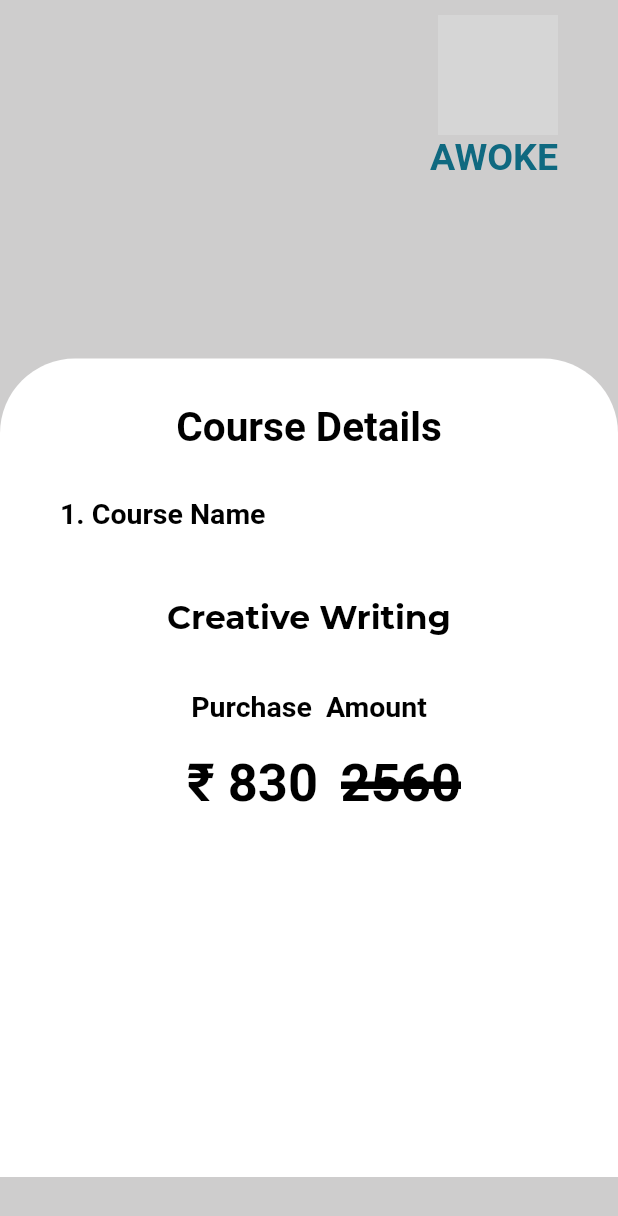
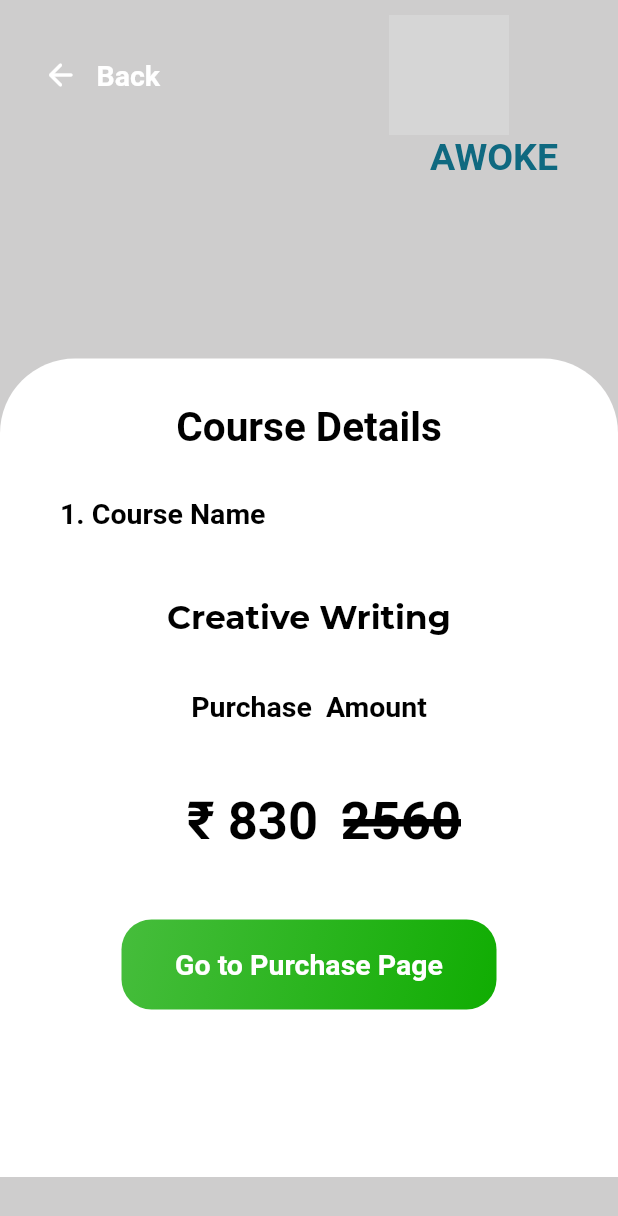
Before and after one commit to DeveloperAyushAntony/Ayush-s-Learning-App, a Flutter app: the CoursePage screen opened by its route, on a phone screen of 412 x 824 dp. Shown: the top 1216 px of the screen. Run offline on Flutter 3.47's test engine with Material 3 defaults, Android fonts, the phone set to English and light mode, and no system bars; our stand-ins replace carousel_slider, flutter_native_splash, flutter_otp_text_field, flutter_svg, google_fonts, lottie and 1 more; Roboto replaces fonts that are missing (Lusitana); grey boxes are pictures that could not be loaded.

Commit message:
course details page ui finished

```diff
--- a/lib/core/utils/constants.dart
+++ b/lib/core/utils/constants.dart
@@ -9,6 +9,7 @@ const kHeight25 = SizedBox(height: 25);
 const kHeight30 = SizedBox(height: 30);
 const kHeight35 = SizedBox(height: 35);
 const kHeight45 = SizedBox(height: 45);
+const kHeight65 = SizedBox(height: 45);
 const kHeight80 = SizedBox(height: 80);
 const kHeight120 = SizedBox(height: 120);
 
@@ -22,5 +23,7 @@ const kWidth40 = SizedBox(width: 40);
 const kWidth45 = SizedBox(width: 45);
 const kWidth50 = SizedBox(width: 50);
 const kWidth55 = SizedBox(width: 55);
+
 const kWidth80 = SizedBox(width: 80);
+const kWidth105 = SizedBox(width: 65);
 const kWidth120 = SizedBox(width: 120);
--- a/lib/features/payments/presentation/screens/course_details.dart
+++ b/lib/features/payments/presentation/screens/course_details.dart
@@ -1,7 +1,9 @@
 import 'package:awoke_learning_app/core/utils/app_styles.dart';
 import 'package:awoke_learning_app/core/utils/constants.dart';
 import 'package:awoke_learning_app/core/utils/fonts.dart';
+import 'package:awoke_learning_app/features/auth/presentation/widgets/back_button.dart';
 import 'package:awoke_learning_app/features/mainpage/widgets/awoke_logo.dart';
+import 'package:awoke_learning_app/features/payments/presentation/widgets/green_buy_button.dart';
 import 'package:flutter/cupertino.dart';
 import 'package:flutter/material.dart';
 
@@ -22,8 +24,10 @@ class CoursePage extends StatelessWidget {
           children: [
             kHeight10,
             const Row(
-              mainAxisAlignment: MainAxisAlignment.end,
+              mainAxisAlignment: MainAxisAlignment.spaceEvenly,
               children: [
+                CustomBackButton(),
+                kWidth120,
                 Awokelogo(
                   logoheight: 80,
                   logowidth: 80,
@@ -79,7 +83,7 @@ class CoursePage extends StatelessWidget {
                     "Purchase  Amount",
                     style: homeGreadientext,
                   ),
-                  kHeight20,
+                  kHeight45,
                   Row(
                     mainAxisAlignment: MainAxisAlignment.center,
                     children: [
@@ -93,10 +97,12 @@ class CoursePage extends StatelessWidget {
                         children: [
                           Positioned(
                             top: 19,
+                            left: 2,
+                            right: -5,
                             child: Container(
                               color: Colors.black,
                               height: 5,
-                              width: 85,
+                              width: 95,
                             ),
                           ),
                           Text(
@@ -106,7 +112,10 @@ class CoursePage extends StatelessWidget {
                         ],
                       )
                     ],
-                  )
+                  ),
+                  kHeight65,
+                  GreenBuyButton(
+                      otpbuttonText: "Go to Purchase Page", onPressed: () {})
                 ],
               ),
             )
--- /dev/null
+++ b/lib/features/payments/presentation/widgets/green_buy_button.dart
@@ -0,0 +1,40 @@
+import 'package:awoke_learning_app/core/utils/fonts.dart';
+import 'package:flutter/material.dart';
+
+class GreenBuyButton extends StatelessWidget {
+  const GreenBuyButton(
+      {super.key, required this.otpbuttonText, required this.onPressed});
+  final String otpbuttonText;
+  final VoidCallback onPressed;
+  @override
+  Widget build(BuildContext context) {
+    return Container(
+      width: 250,
+      height: 60,
+      decoration: const BoxDecoration(
+        borderRadius: BorderRadius.all(Radius.circular(20)),
+        gradient: LinearGradient(
+          begin: Alignment.topLeft,
+          end: Alignment.bottomRight,
+          colors: [
+            Color(0xff46BD3C),
+            Color(0xff10AD02),
+          ],
+        ),
+      ),
+      child: Material(
+        color: Colors.transparent,
+        child: InkWell(
+          borderRadius: BorderRadius.circular(30),
+          onTap: onPressed,
+          child: Center(
+            child: Text(
+              otpbuttonText,
+              style: buttonText2,
+            ),
+          ),
+        ),
+      ),
+    );
+  }
+}
```
